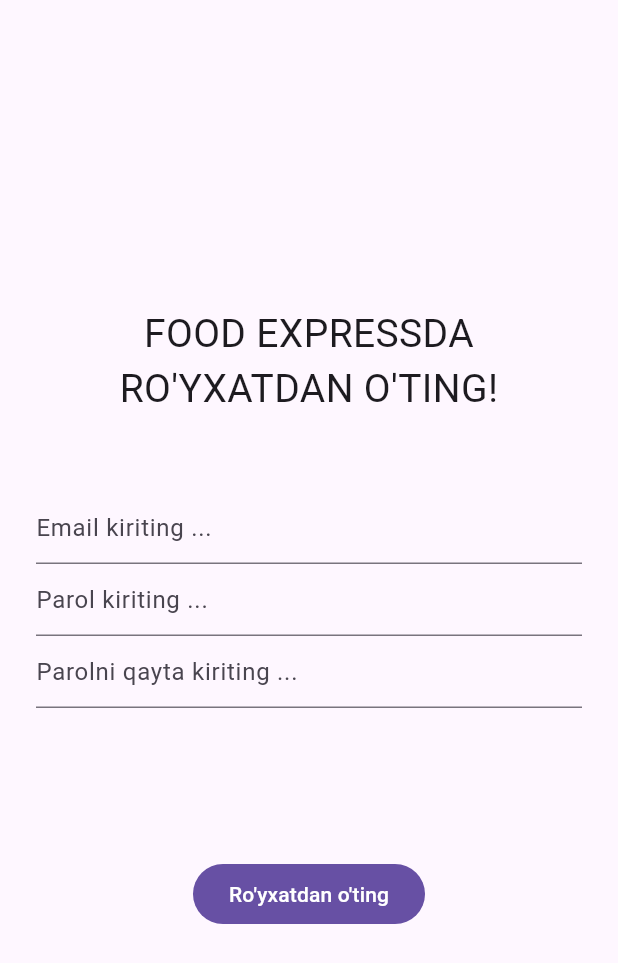
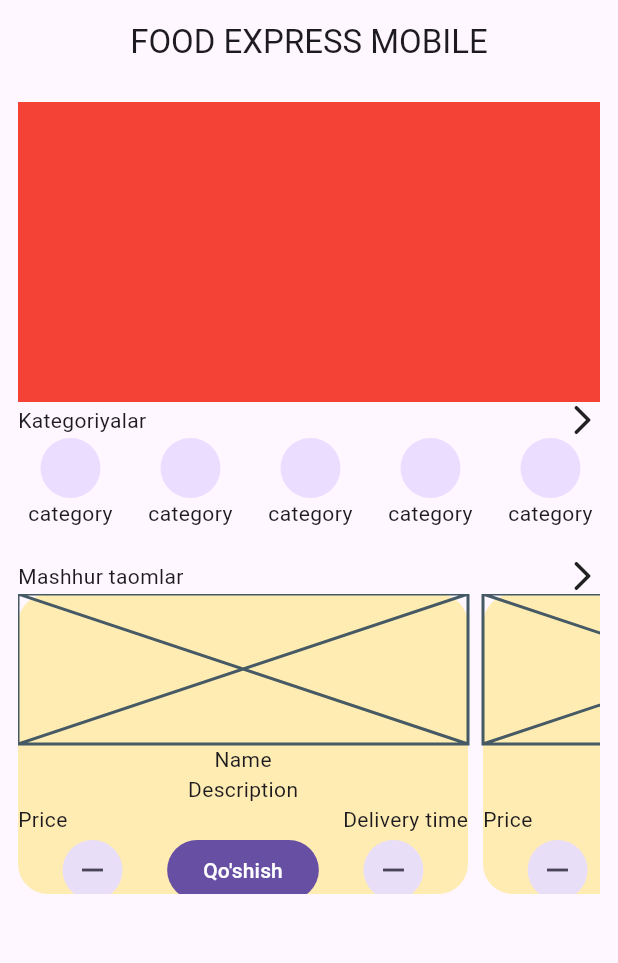
Before and after one commit to javlonbek16/foodexpress-mobile, a Flutter app: the screen it shows after launch, on a phone screen of 412 x 824 dp. Shown: the top 963 px of the screen. Run offline on Flutter 3.47's test engine with Material 3 defaults, Android fonts, the phone set to English and light mode, and no system bars; our stand-ins replace flutter_bloc, flutter_secure_storage.

Commit message:
home api services were done

```diff
--- a/lib/core/constants/app_constants.dart
+++ b/lib/core/constants/app_constants.dart
@@ -1 +1,4 @@
-class AppConstants {}
+class AppConstants {
+  static const String authBaseUrl = "";
+  static const String homeBaseUrl = "http://13.60.215.42:8001";
+}
--- a/lib/features/auth/data/datasources/auth_remote_data_source.dart
+++ b/lib/features/auth/data/datasources/auth_remote_data_source.dart
@@ -23,7 +23,7 @@
     String name,
     String email,
     String password,
-    String roleId,
+    int roleId,
     String otpToken,
   ) async {
     final response = await http.post(
--- a/lib/features/auth/domain/entities/user_entity.dart
+++ b/lib/features/auth/domain/entities/user_entity.dart
@@ -1,7 +1,7 @@
 class UserEntity {
-  final String id;
-  final String email;
-  final String token;
+  final String userId;
+  final String role;
+  final String accessToken;
 
-  UserEntity({required this.id, required this.email, required this.token});
+  UserEntity({required this.userId, required this.role, required this.accessToken});
 }
--- /dev/null
+++ b/lib/features/home/data/models/menu_item_model.dart
@@ -0,0 +1,63 @@
+class MenuItemModel {
+  final int id;
+  final String restaurantId;
+  final int categoryId;
+  final String name;
+  final String description;
+  final String price;
+  final String newPrice;
+  final String discount;
+  final bool status;
+  final String promotion;
+  final String imageUrl;
+  final String deliveryTime;
+
+  MenuItemModel({
+    required this.id,
+    required this.restaurantId,
+    required this.categoryId,
+    required this.name,
+    required this.description,
+    required this.price,
+    required this.newPrice,
+    required this.discount,
+    required this.status,
+    required this.promotion,
+    required this.imageUrl,
+    required this.deliveryTime,
+  });
+
+  factory MenuItemModel.fromJson(Map<String, dynamic> json) {
+    return MenuItemModel(
+      id: json["id"],
+      restaurantId: json["restaurant"],
+      categoryId: json["category"],
+      name: json["name"],
+      description: json["description"],
+      price: json["price"],
+      newPrice: json["new_price"],
+      discount: json["discount"],
+      status: json["status"],
+      promotion: json["promotion"],
+      imageUrl: json["image_url"],
+      deliveryTime: json["delivery_time"],
+    );
+  }
+
+  Map<String, dynamic> toJson() {
+    return {
+      "id": id,
+      "restaurant": restaurantId,
+      "category": categoryId,
+      "name": name,
+      "description": description,
+      "price": price,
+      "new_price": newPrice,
+      "discount": discount,
+      "status": status,
+      "promotion": promotion,
+      "image_url": imageUrl,
+      "delivery_time": deliveryTime,
+    };
+  }
+}
--- /dev/null
+++ b/lib/features/home/presentation/screens/home_screen.dart
@@ -0,0 +1,101 @@
+import 'package:flutter/material.dart';
+
+class HomeScreen extends StatelessWidget {
+  const HomeScreen({super.key});
+
+  @override
+  Widget build(BuildContext context) {
+    return Scaffold(
+      appBar: AppBar(title: const Text("FOOD EXPRESS MOBILE"), centerTitle: true),
+      body: SingleChildScrollView(
+        child: Padding(
+          padding: const EdgeInsets.all(12),
+          child: Column(
+            crossAxisAlignment: .center,
+            children: [
+              SizedBox(
+                width: double.infinity,
+                height: 200,
+                child: ColoredBox(color: Colors.red),
+              ),
+              Row(
+                mainAxisAlignment: .spaceBetween,
+                children: [Text("Kategoriyalar"), Icon(Icons.arrow_forward_ios_rounded)],
+              ),
+              SizedBox(
+                height: 80,
+                child: ListView.separated(
+                  scrollDirection: Axis.horizontal,
+                  clipBehavior: Clip.none,
+                  itemCount: 10,
+                  itemBuilder: (context, index) {
+                    return Column(
+                      children: [
+                        CircleAvatar(radius: 20),
+                        const SizedBox(
+                          width: 70,
+                          child: Text(
+                            "category",
+                            textAlign: .center,
+                            maxLines: 1,
+                            overflow: .ellipsis,
+                          ),
+                        ),
+                      ],
+                    );
+                  },
+                  separatorBuilder: (_, _) {
+                    return SizedBox(width: 10);
+                  },
+                ),
+              ),
+              Row(
+                mainAxisAlignment: .spaceBetween,
+                children: [Text("Mashhur taomlar"), Icon(Icons.arrow_forward_ios_rounded)],
+              ),
+
+              SizedBox(
+                height: 200,
+                child: ListView.separated(
+                  scrollDirection: Axis.horizontal,
+                  itemBuilder: (context, index) {
+                    return Container(
+                      decoration: BoxDecoration(
+                        borderRadius: BorderRadius.circular(20),
+                        color: Colors.amber[100],
+                      ),
+                      width: 300,
+                      child: Column(
+                        children: [
+                          Placeholder(fallbackHeight: 100),
+                          Text("Name"),
+                          Text("Description"),
+                          Row(
+                            mainAxisAlignment: .spaceBetween,
+                            children: [Text("Price"), Text("Delivery time")],
+                          ),
+                          Row(
+                            mainAxisAlignment: .spaceEvenly,
+                            children: [
+                              IconButton.filledTonal(onPressed: () {}, icon: Icon(Icons.remove)),
+                              FilledButton(onPressed: () {}, child: Text("Qo'shish")),
+                              IconButton.filledTonal(onPressed: () {}, icon: Icon(Icons.remove)),
+                            ],
+                          ),
+                        ],
+                      ),
+                    );
+                  },
+                  separatorBuilder: (context, index) {
+                    return SizedBox(width: 10);
+                  },
+                  itemCount: 10,
+                ),
+              ),
+            ],
+          ),
+        ),
+      ),
+    );
+  }
+}
--- a/lib/main.dart
+++ b/lib/main.dart
@@ -1,5 +1,5 @@
 import 'package:flutter/material.dart';
-import 'package:foodexpress_mobile/features/auth/presentation/screens/register_screen.dart';
+import 'package:foodexpress_mobile/features/home/presentation/screens/home_screen.dart';
 
 void main() {
   runApp(const MyApp());
@@ -13,7 +13,7 @@
     return MaterialApp(
       title: "Food Express",
       debugShowCheckedModeBanner: false,
-      home: RegisterScreen(),
+      home: HomeScreen(),
     );
   }
 }
--- a/pubspec.yaml
+++ b/pubspec.yaml
@@ -15,6 +15,7 @@
   cupertino_icons: ^1.0.8
   http: ^1.6.0
   flutter_bloc: ^9.1.1
+  flutter_secure_storage: ^10.3.1
 
 dev_dependencies:
   flutter_test:
```
Also changed, not shown: lib/features/auth/data/repositories/auth_repository_impl.dart (added, +56 -0 lines), lib/features/home/data/datasources/home_remote_data_source.dart (added, +99 -0 lines), lib/features/home/data/models/category_model.dart (added, +31 -0 lines), lib/features/home/data/models/restaurant_model.dart (added, +43 -0 lines), lib/features/home/data/repositories/home_repository_impl.dart (added, +41 -0 lines), lib/features/home/domain/repositories/home_repository.dart (added, +17 -0 lines), pubspec.lock.
